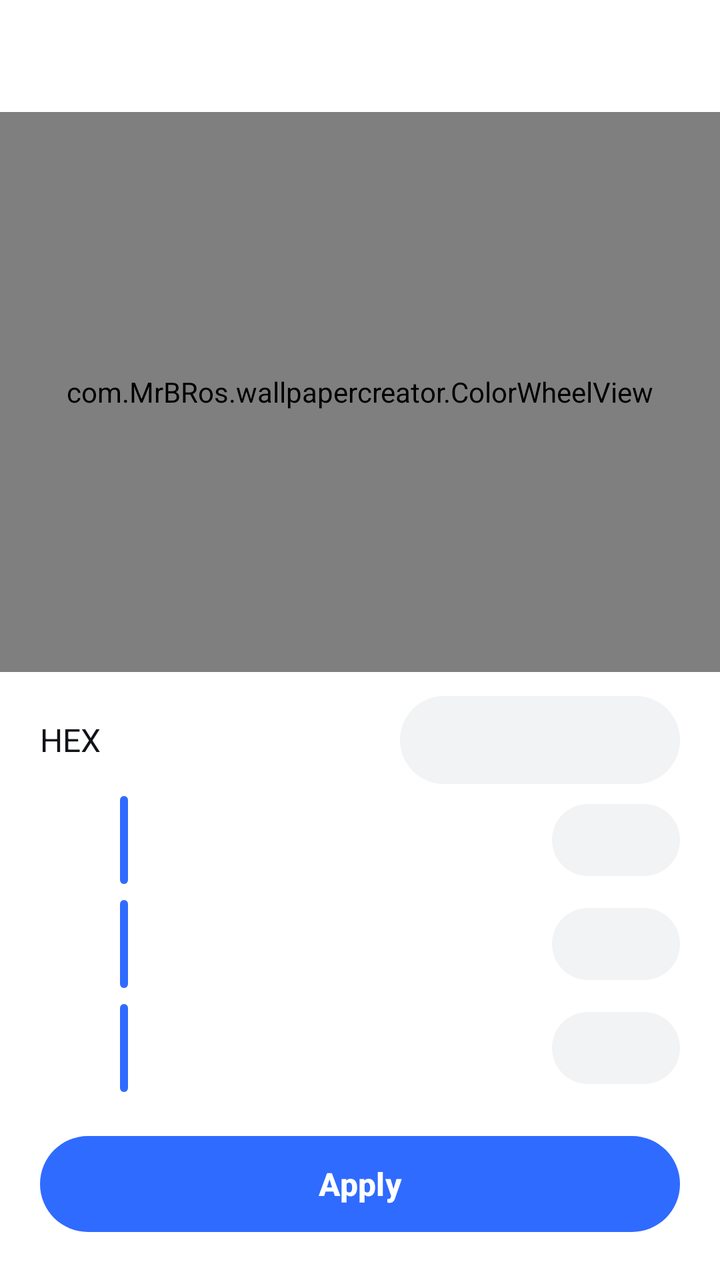
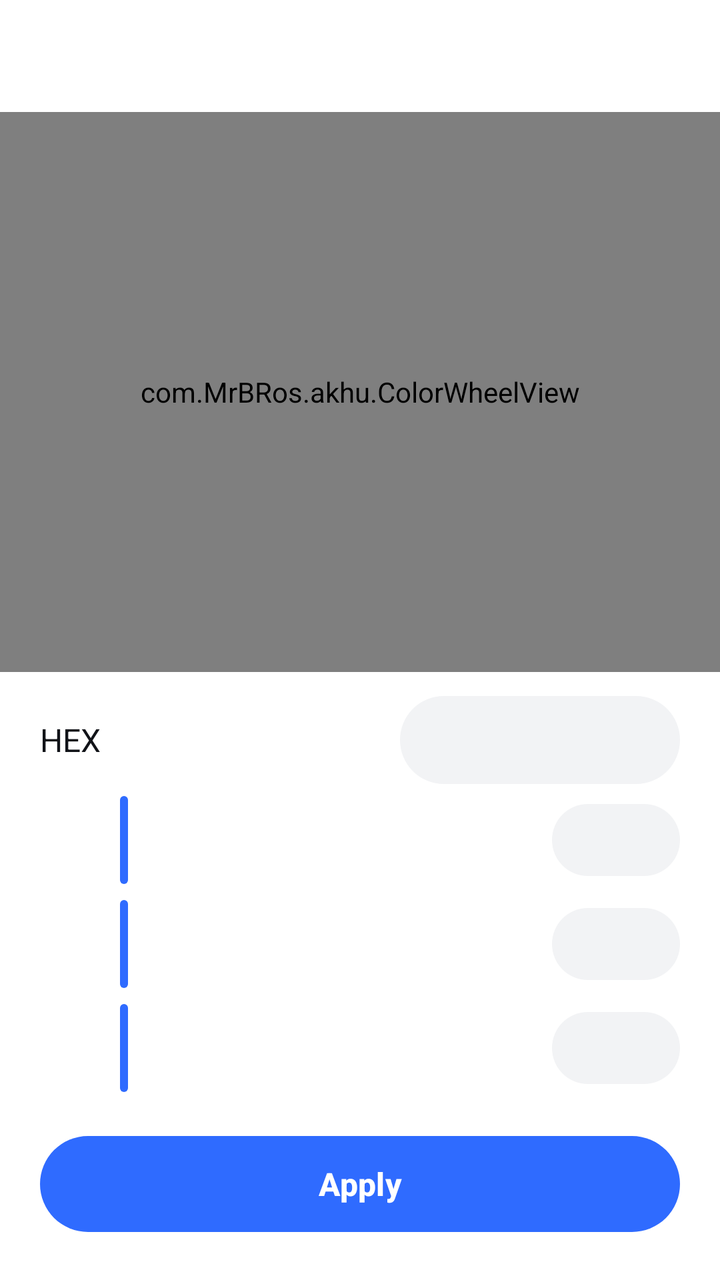

Screens rendered from an Android XML layout before and after an edit, with the pre-edit source and the edit as a unified diff.
<!-- AndroidManifest.xml: application theme Theme.WallpaperCreator -->
<!-- res/layout/sheet_color_picker.xml -->
<?xml version="1.0" encoding="utf-8"?>
<androidx.core.widget.NestedScrollView xmlns:android="http://schemas.android.com/apk/res/android"
    xmlns:app="http://schemas.android.com/apk/res-auto"
    xmlns:tools="http://schemas.android.com/tools"
    android:layout_width="match_parent"
    android:layout_height="wrap_content">

    <LinearLayout
        android:layout_width="match_parent"
        android:layout_height="wrap_content"
        android:orientation="vertical"
        android:paddingTop="8dp"
        android:paddingBottom="16dp">

        <LinearLayout
            android:layout_width="match_parent"
            android:layout_height="wrap_content"
            android:gravity="center_vertical"
            android:orientation="horizontal"
            android:paddingHorizontal="20dp">

            <TextView
                android:id="@+id/pickerTitle"
                android:layout_width="0dp"
                android:layout_height="wrap_content"
                android:layout_weight="1"
                android:textColor="@color/text_primary"
                android:textSize="18sp"
                android:textStyle="bold" />

            
            <LinearLayout
                android:layout_width="96dp"
                android:layout_height="36dp"
                android:orientation="horizontal">

                <View
                    android:id="@+id/swatchOld"
                    android:layout_width="0dp"
                    android:layout_height="match_parent"
                    android:layout_marginEnd="2dp"
                    android:layout_weight="1" />

                <View
                    android:id="@+id/swatchNew"
                    android:layout_width="0dp"
                    android:layout_height="match_parent"
                    android:layout_weight="1" />
            </LinearLayout>
        </LinearLayout>

        <com.MrBRos.wallpapercreator.ColorWheelView
            android:id="@+id/wheel"
            android:layout_width="match_parent"
            android:layout_height="280dp"
            android:layout_marginTop="12dp" />

        <LinearLayout
            android:layout_width="match_parent"
            android:layout_height="wrap_content"
            android:layout_marginTop="12dp"
            android:gravity="center_vertical"
            android:orientation="horizontal"
            android:paddingHorizontal="20dp">

            <TextView
                android:layout_width="0dp"
                android:layout_height="wrap_content"
                android:layout_weight="1"
                android:text="@string/hex"
                android:textColor="@color/text_primary"
                android:textSize="16sp" />

            <EditText
                android:id="@+id/hexInput"
                android:layout_width="140dp"
                android:layout_height="44dp"
                android:background="@drawable/bg_hex_field"
                android:digits="#0123456789abcdefABCDEF"
                android:gravity="center"
                android:importantForAutofill="no"
                android:imeOptions="actionDone"
                android:inputType="textCapCharacters|textNoSuggestions"
                android:maxLength="7"
                android:textColor="@color/text_primary"
                android:textSize="16sp"
                tools:ignore="LabelFor" />
        </LinearLayout>

        <include
            android:id="@+id/rowH"
            layout="@layout/item_hsv_slider" />

        <include
            android:id="@+id/rowS"
            layout="@layout/item_hsv_slider" />

        <include
            android:id="@+id/rowV"
            layout="@layout/item_hsv_slider" />

        <com.google.android.material.button.MaterialButton
            android:id="@+id/btnUseColour"
            style="@style/PrimaryPill"
            android:layout_marginHorizontal="20dp"
            android:layout_marginTop="16dp"
            android:text="@string/apply" />
    </LinearLayout>
</androidx.core.widget.NestedScrollView>
<!-- res/layout/item_hsv_slider.xml (included above) -->
<?xml version="1.0" encoding="utf-8"?>
<LinearLayout xmlns:android="http://schemas.android.com/apk/res/android"
    xmlns:app="http://schemas.android.com/apk/res-auto"
    android:layout_width="match_parent"
    android:layout_height="wrap_content"
    android:layout_marginTop="4dp"
    android:gravity="center_vertical"
    android:orientation="horizontal"
    android:paddingHorizontal="20dp">

    <TextView
        android:id="@+id/letter"
        android:layout_width="20dp"
        android:layout_height="wrap_content"
        android:textColor="@color/text_primary"
        android:textSize="16sp"
        android:textStyle="bold" />

    <FrameLayout
        android:layout_width="0dp"
        android:layout_height="wrap_content"
        android:layout_weight="1">

        <View
            android:id="@+id/track"
            android:layout_width="match_parent"
            android:layout_height="8dp"
            android:layout_gravity="center_vertical" />

        <com.google.android.material.slider.Slider
            android:id="@+id/slider"
            android:layout_width="match_parent"
            android:layout_height="wrap_content"
            app:labelBehavior="gone"
            app:trackColorActive="@android:color/transparent"
            app:trackColorInactive="@android:color/transparent"
            app:tickVisible="false" />
    </FrameLayout>

    <TextView
        android:id="@+id/value"
        android:layout_width="64dp"
        android:layout_height="36dp"
        android:background="@drawable/bg_hex_field"
        android:gravity="center"
        android:textColor="@color/text_primary"
        android:textSize="14sp" />
</LinearLayout>
<!-- resources referenced by this layout -->
<resources>
  <color name="text_primary">#111318</color>
  <!-- drawable bg_hex_field (drawable) -->
  <?xml version="1.0" encoding="utf-8"?>
  <shape xmlns:android="http://schemas.android.com/apk/res/android" android:shape="rectangle">
      <solid android:color="@color/surface_muted" />
      <corners android:radius="22dp" />
  </shape>
  <string name="apply">Apply</string>
  <string name="hex">HEX</string>
  <style name="PrimaryPill" parent="Widget.Material3.Button">
          <item name="android:layout_width">match_parent</item>
          <item name="android:layout_height">56dp</item>
          <item name="android:textSize">16sp</item>
          <item name="android:textStyle">bold</item>
          <item name="cornerRadius">28dp</item>
          <item name="backgroundTint">@color/brand_primary</item>
      </style>
  <style name="Theme.WallpaperCreator" parent="Theme.Material3.DayNight">
          <item name="colorPrimary">@color/brand_primary</item>
          <item name="colorOnPrimary">@android:color/white</item>
          <item name="colorPrimaryContainer">@color/brand_primary_soft</item>
          <item name="colorSecondaryContainer">@color/brand_primary_soft</item>
          <item name="colorOnSecondaryContainer">@color/brand_primary</item>
          <item name="colorSecondary">@color/brand_secondary</item>
          <item name="colorSurface">@color/surface</item>
          <item name="android:colorBackground">@color/surface</item>
          <item name="android:statusBarColor">@color/surface</item>
          <item name="android:windowLightStatusBar">@bool/light_system_bars</item>
          <item name="android:navigationBarColor">@color/surface</item>
          <item name="android:windowLightNavigationBar">@bool/light_system_bars</item>
      </style>
  <color name="surface_muted">#F2F3F5</color>
  <color name="brand_primary">#2F6BFF</color>
  <color name="brand_primary_soft">#E8EFFF</color>
  <color name="brand_secondary">#8E44FF</color>
  <color name="surface">#FFFFFF</color>
</resources>

<!-- the commit's change to res/layout/sheet_color_picker.xml (unified diff, before → after) -->
@@ -49,7 +49,7 @@
             </LinearLayout>
         </LinearLayout>
 
-        <com.MrBRos.wallpapercreator.ColorWheelView
+        <com.MrBRos.akhu.ColorWheelView
             android:id="@+id/wheel"
             android:layout_width="match_parent"
             android:layout_height="280dp"
